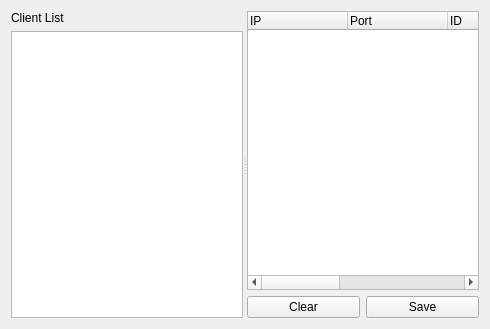
Above: chatserverform.ui from juyeon6454/Customer-management_Qt before the change. Below: the same form after it.
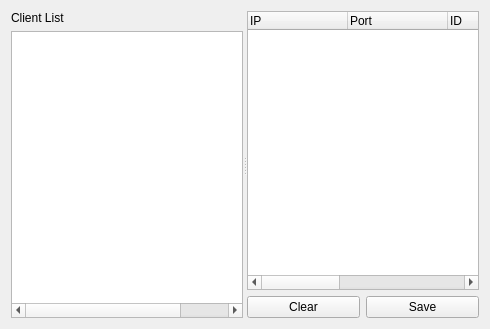
That is the form after the change.

```diff
--- a/chatserverform.ui
+++ b/chatserverform.ui
@@ -30,12 +30,30 @@
        </item>
        <item>
         <widget class="QTreeWidget" name="clientTreeWidget">
+         <property name="sizePolicy">
+          <sizepolicy hsizetype="Expanding" vsizetype="Expanding">
+           <horstretch>0</horstretch>
+           <verstretch>0</verstretch>
+          </sizepolicy>
+         </property>
          <property name="selectionBehavior">
           <enum>QAbstractItemView::SelectItems</enum>
          </property>
          <property name="rootIsDecorated">
           <bool>false</bool>
          </property>
+         <property name="uniformRowHeights">
+          <bool>false</bool>
+         </property>
+         <property name="animated">
+          <bool>false</bool>
+         </property>
+         <property name="allColumnsShowFocus">
+          <bool>false</bool>
+         </property>
+         <property name="wordWrap">
+          <bool>false</bool>
+         </property>
          <property name="headerHidden">
           <bool>true</bool>
          </property>
@@ -43,12 +61,20 @@
           <property name="text">
            <string>Status</string>
           </property>
+          <property name="textAlignment">
+           <set>AlignLeading|AlignVCenter</set>
+          </property>
          </column>
          <column>
           <property name="text">
            <string>Name</string>
           </property>
          </column>
+         <column>
+          <property name="text">
+           <string>Status_2</string>
+          </property>
+         </column>
         </widget>
        </item>
        <item>
```
